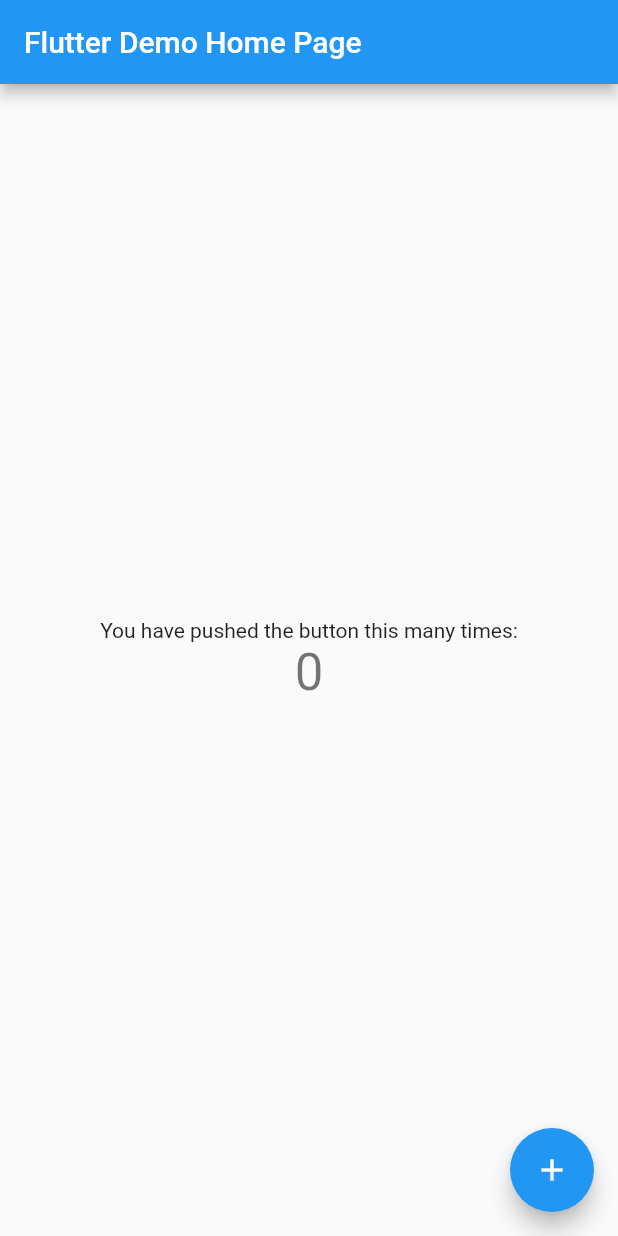
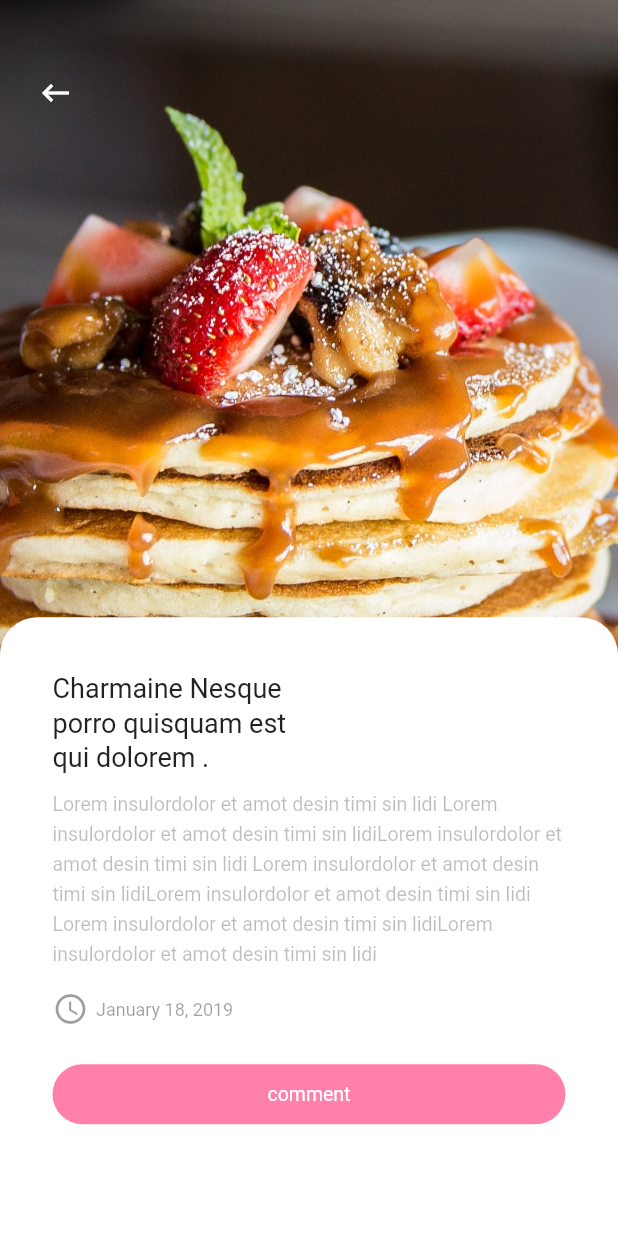
Before and after one commit to relevantsystemsllc/allthingscharmaine, a Flutter app: the screen it shows after launch, on a phone screen of 412 x 824 dp. Run offline on Flutter 3.47's test engine with Material 2 defaults, Android fonts, the phone set to English and light mode, and no system bars.

Commit message:
social screen

```diff
--- a/lib/main.dart
+++ b/lib/main.dart
@@ -1,4 +1,5 @@
 import 'package:flutter/material.dart';
+import 'screens/social1.dart';
 
 void main() => runApp(MyApp());
 
@@ -20,7 +21,7 @@ class MyApp extends StatelessWidget {
         // is not restarted.
         primarySwatch: Colors.blue,
       ),
-      home: MyHomePage(title: 'Flutter Demo Home Page'),
+      home: Social1(),
     );
   }
 }
--- /dev/null
+++ b/lib/screens/social1.dart
@@ -0,0 +1,65 @@
+import 'package:flutter/material.dart';
+
+
+class Social1 extends StatelessWidget{
+
+  @override
+  Widget build(BuildContext context) {
+    return
+      Scaffold(
+    body: Stack(
+        children:[FractionallySizedBox(
+          widthFactor: 1.0,
+          heightFactor: 0.8,
+          child: Container(decoration: BoxDecoration(color: Colors.cyan),
+          child: Image.asset("assets/blur-breakfast-close-up-376464.jpg",fit: BoxFit.cover,)
+         // Image.asset("assets/blur-breakfast-close-up-376464.jpg",fit: BoxFit.cover,),
+          )),
+          Column(
+            children: <Widget>[ Padding(child:Align(child:Icon(Icons.keyboard_backspace,color: Colors.white),alignment: Alignment.topLeft),padding: EdgeInsets.only(top: 50.0,left: 25.0),),
+            Expanded(child: Align(child:FractionallySizedBox(
+                widthFactor: 1.0,
+                heightFactor: 0.55,
+                child: Container(decoration: BoxDecoration(color: Colors.white,borderRadius: BorderRadius.only(topLeft: Radius.circular(25.0),topRight: Radius.circular(25.0))),
+                    child: Padding(
+                        child:Column(
+                     children:[
+                       Text("Charmaine Nesque \nporro quisquam est \nqui dolorem .",style: TextStyle(color:Colors.black87,fontSize: 18.0,height: 1.3),),
+                       SizedBox(height: 10.0),
+                       Text("Lorem insulordolor et amot desin timi sin lidi Lorem insulordolor et amot desin timi sin lidiLorem insulordolor et amot desin timi sin lidi Lorem insulordolor et amot desin timi sin lidiLorem insulordolor et amot desin timi sin lidi Lorem insulordolor et amot desin timi sin lidiLorem insulordolor et amot desin timi sin lidi",
+                       style: TextStyle(color: Colors.black26,fontSize: 13.0,height: 1.5)),
+                       SizedBox(height: 15.0),
+                       Row(
+                         children: <Widget>[
+                           Icon(Icons.access_time,color: Colors.black38,),
+                           SizedBox(width: 5.0),
+                           Text("January 18, 2019",style:TextStyle(color: Colors.black38,fontSize: 12.0,height: 1.5))
+                         ],
+                       ),
+                       SizedBox(height: 25.0),
+                       InkWell(
+                         child: Container(
+                           decoration: BoxDecoration(borderRadius: BorderRadius.circular(30.0),color: Colors.pinkAccent[100]),
+                           child: Center(child:Text("comment",style: TextStyle(color:Colors.white,fontSize: 13.0),)),width: MediaQuery.of(context).size.width,
+                           height: 40.0,
+                         ),
+                       )
+                       ],crossAxisAlignment: CrossAxisAlignment.start,
+                    ),padding: EdgeInsets.all(35.0),
+                    )
+                )),alignment: Alignment.bottomCenter,))
+            ],
+          )
+        ])
+    );
+
+
+// children: <Widget>[AppBar(leading: Icon(Icons.keyboard_backspace,color: Colors.white),backgroundColor: Colors.transparent,)],
+/*
+
+
+ */
+  }
+
+
+}
--- a/pubspec.yaml
+++ b/pubspec.yaml
@@ -39,6 +39,8 @@ flutter:
   # included with your application, so that you can use the icons in
   # the material Icons class.
   uses-material-design: true
+  assets:
+    - assets/blur-breakfast-close-up-376464.jpg
 
   # To add assets to your application, add an assets section, like this:
   # assets:
```
Also changed, not shown: assets/blur-breakfast-close-up-376464.jpg (added), lib/generated/i18n.dart (added), res/values/strings_en.arb (added), 10 other files.
